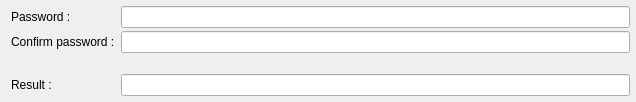
Qt form application/Tools/PasswordHasher/MainWindow.ui (Ummon/D-LAN) before a commit.
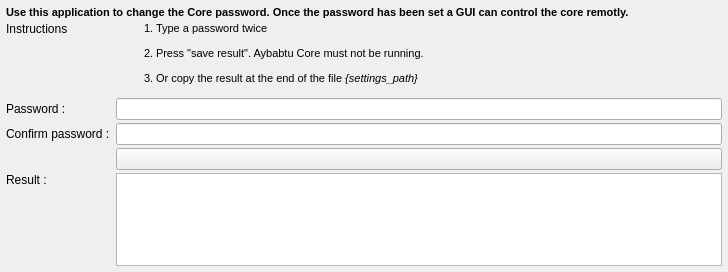
The same form after that commit.

Commit message: * Add the little application 'PasswordHasher' to the release process. * 'PasswordHasher' can now directly edit the installed settings. * Chat messages are forwarded to the other connected remote connections.

```diff
--- a/application/Tools/PasswordHasher/MainWindow.ui
+++ b/application/Tools/PasswordHasher/MainWindow.ui
@@ -6,78 +6,131 @@
    <rect>
     <x>0</x>
     <y>0</y>
-    <width>636</width>
-    <height>102</height>
+    <width>728</width>
+    <height>272</height>
    </rect>
   </property>
   <property name="windowTitle">
    <string>MainWindow</string>
   </property>
   <widget class="QWidget" name="centralWidget">
-   <layout class="QGridLayout" name="gridLayout">
-    <property name="topMargin">
-     <number>6</number>
-    </property>
-    <property name="rightMargin">
-     <number>6</number>
-    </property>
-    <property name="bottomMargin">
-     <number>6</number>
-    </property>
+   <layout class="QGridLayout" name="gridLayout" rowstretch="0,0,0,0,0,0,0">
     <property name="verticalSpacing">
      <number>3</number>
     </property>
-    <item row="0" column="0">
+    <property name="margin">
+     <number>6</number>
+    </property>
+    <item row="3" column="0">
      <widget class="QLabel" name="lblPass1">
       <property name="text">
        <string>Password :</string>
       </property>
      </widget>
     </item>
-    <item row="0" column="1">
+    <item row="3" column="1">
      <widget class="QLineEdit" name="txtPass1">
       <property name="echoMode">
        <enum>QLineEdit::Password</enum>
       </property>
      </widget>
     </item>
-    <item row="1" column="0">
+    <item row="4" column="0">
      <widget class="QLabel" name="lblPass2">
       <property name="text">
        <string>Confirm password :</string>
       </property>
      </widget>
     </item>
-    <item row="1" column="1">
+    <item row="4" column="1">
      <widget class="QLineEdit" name="txtPass2">
       <property name="echoMode">
        <enum>QLineEdit::Password</enum>
       </property>
      </widget>
     </item>
-    <item row="3" column="0">
+    <item row="6" column="0">
      <widget class="QLabel" name="lblResult">
       <property name="text">
        <string>Result :</string>
       </property>
+      <property name="alignment">
+       <set>Qt::AlignLeading|Qt::AlignLeft|Qt::AlignTop</set>
+      </property>
      </widget>
     </item>
-    <item row="3" column="1">
-     <widget class="QLineEdit" name="txtResult"/>
+    <item row="1" column="1">
+     <widget class="QLabel" name="lblInstructions">
+      <property name="text">
+       <string>&lt;!DOCTYPE HTML PUBLIC &quot;-//W3C//DTD HTML 4.0//EN&quot; &quot;http://www.w3.org/TR/REC-html40/strict.dtd&quot;&gt;
+&lt;html&gt;&lt;head&gt;&lt;meta name=&quot;qrichtext&quot; content=&quot;1&quot; /&gt;&lt;style type=&quot;text/css&quot;&gt;
+p, li { white-space: pre-wrap; }
+&lt;/style&gt;&lt;/head&gt;&lt;body style=&quot; font-family:'MS Shell Dlg 2'; font-size:8.25pt; font-weight:400; font-style:normal;&quot;&gt;
+&lt;ol style=&quot;margin-top: 0px; margin-bottom: 0px; margin-left: 0px; margin-right: 0px; -qt-list-indent: 1;&quot;&gt;&lt;li style=&quot; font-size:8pt;&quot; style=&quot; margin-top:12px; margin-bottom:12px; margin-left:0px; margin-right:0px; -qt-block-indent:0; text-indent:0px;&quot;&gt;Type a password twice&lt;/li&gt;
+&lt;li style=&quot; font-size:8pt;&quot; style=&quot; margin-top:12px; margin-bottom:12px; margin-left:0px; margin-right:0px; -qt-block-indent:0; text-indent:0px;&quot;&gt;Press &amp;quot;save result&amp;quot;. Aybabtu Core must not be running.&lt;/li&gt;
+&lt;li style=&quot; font-size:8pt;&quot; style=&quot; margin-top:12px; margin-bottom:12px; margin-left:0px; margin-right:0px; -qt-block-indent:0; text-indent:0px;&quot;&gt;Or copy the result at the end of the file &lt;span style=&quot; font-style:italic;&quot;&gt;{settings_path}&lt;/span&gt;&lt;/li&gt;&lt;/ol&gt;&lt;/body&gt;&lt;/html&gt;</string>
+      </property>
+      <property name="textFormat">
+       <enum>Qt::RichText</enum>
+      </property>
+      <property name="alignment">
+       <set>Qt::AlignLeading|Qt::AlignLeft|Qt::AlignTop</set>
+      </property>
+     </widget>
+    </item>
+    <item row="1" column="0">
+     <widget class="QLabel" name="lblInstructionsTitle">
+      <property name="text">
+       <string>Instructions</string>
+      </property>
+      <property name="alignment">
+       <set>Qt::AlignLeading|Qt::AlignLeft|Qt::AlignTop</set>
+      </property>
+     </widget>
+    </item>
+    <item row="6" column="1">
+     <widget class="QTextEdit" name="txtResult"/>
+    </item>
+    <item row="0" column="0" colspan="2">
+     <widget class="QLabel" name="lblExplanations">
+      <property name="text">
+       <string>&lt;!DOCTYPE HTML PUBLIC &quot;-//W3C//DTD HTML 4.0//EN&quot; &quot;http://www.w3.org/TR/REC-html40/strict.dtd&quot;&gt;
+&lt;html&gt;&lt;head&gt;&lt;meta name=&quot;qrichtext&quot; content=&quot;1&quot; /&gt;&lt;style type=&quot;text/css&quot;&gt;
+p, li { white-space: pre-wrap; }
+&lt;/style&gt;&lt;/head&gt;&lt;body style=&quot; font-family:'MS Shell Dlg 2'; font-size:8.25pt; font-weight:400; font-style:normal;&quot;&gt;
+&lt;p style=&quot; margin-top:0px; margin-bottom:0px; margin-left:0px; margin-right:0px; -qt-block-indent:0; text-indent:0px;&quot;&gt;&lt;span style=&quot; font-size:8pt; font-weight:600;&quot;&gt;Use this application to change the Core password. Once the password has been set a GUI can control the core remotly.&lt;/span&gt;&lt;/p&gt;&lt;/body&gt;&lt;/html&gt;</string>
+      </property>
+      <property name="textFormat">
+       <enum>Qt::RichText</enum>
+      </property>
+      <property name="scaledContents">
+       <bool>false</bool>
+      </property>
+     </widget>
     </item>
     <item row="2" column="1">
      <spacer name="verticalSpacer">
       <property name="orientation">
        <enum>Qt::Vertical</enum>
       </property>
+      <property name="sizeType">
+       <enum>QSizePolicy::Fixed</enum>
+      </property>
       <property name="sizeHint" stdset="0">
        <size>
         <width>20</width>
-        <height>40</height>
+        <height>10</height>
        </size>
       </property>
      </spacer>
     </item>
+    <item row="5" column="1">
+     <widget class="QPushButton" name="butSave">
+      <property name="text">
+       <string/>
+      </property>
+     </widget>
+    </item>
    </layout>
   </widget>
  </widget>
```
Left out of the diff: 2 changed lines with no effect on the pictures. The commit also changes 15 other files.
